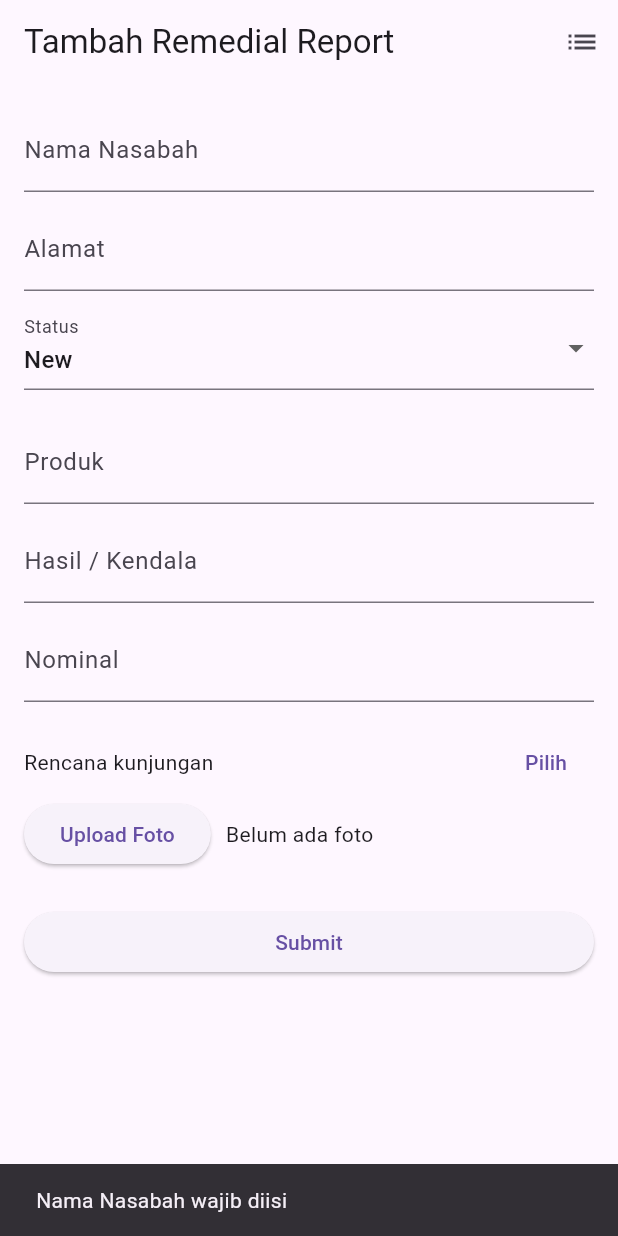
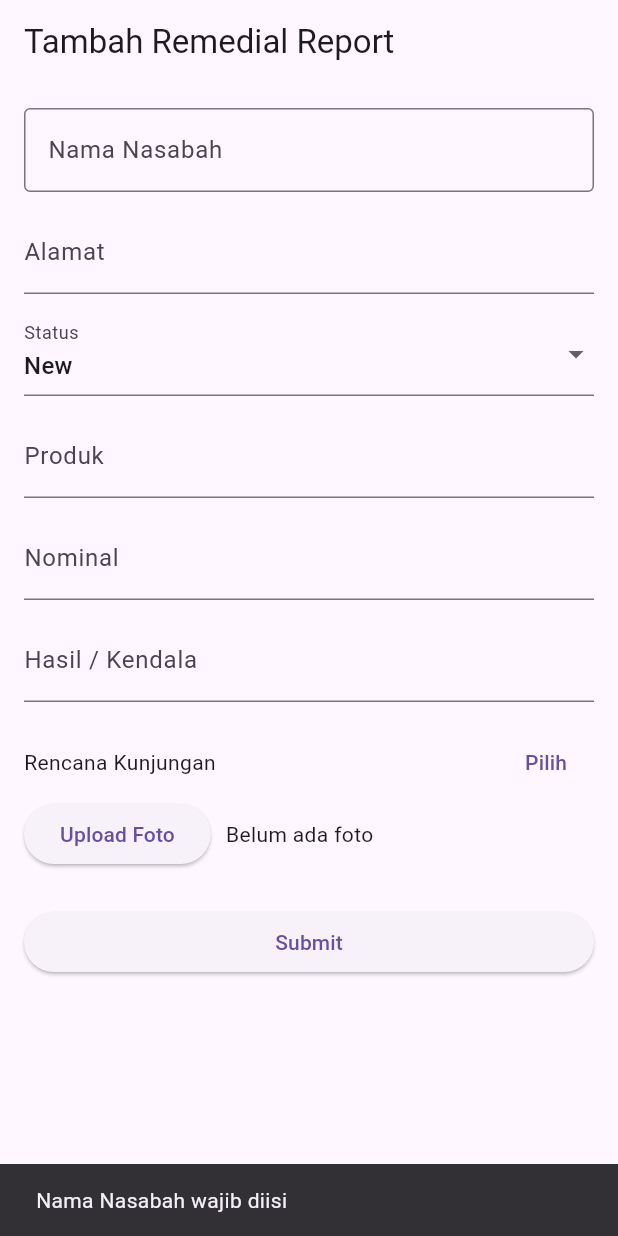
Before and after one commit to arfriyandri/daily_remedial_report, a Flutter app: the RemedialFormPage screen opened directly, after a tap on "Submit", on a phone screen of 412 x 824 dp. Run offline on Flutter 3.47's test engine with Material 3 defaults, Android fonts, the phone set to English and light mode, and no system bars; our stand-ins replace file_picker, image_picker, open_filex, share_plus, shared_preferences, sqflite; missing offline and left inert: excel, syncfusion_flutter_xlsio; accounts and stored records are empty.

Commit message:
fixing export and input

```diff
--- /dev/null
+++ b/lib/models/master_nasabah_model.dart
@@ -0,0 +1,35 @@
+class MasterNasabah {
+  final int? id;
+  final String nama;
+  final String alamat;
+  final String produk;
+  final String nominal;
+
+  MasterNasabah({
+    this.id,
+    required this.nama,
+    required this.alamat,
+    required this.produk,
+    required this.nominal,
+  });
+
+  Map<String, dynamic> toMap() {
+    return {
+      if (id != null) 'id': id,
+      'nama': nama,
+      'alamat': alamat,
+      'produk': produk,
+      'nominal': nominal,
+    };
+  }
+
+  factory MasterNasabah.fromMap(Map<String, dynamic> map) {
+    return MasterNasabah(
+      id: map['id'],
+      nama: map['nama'],
+      alamat: map['alamat'],
+      produk: map['produk'],
+      nominal: map['nominal'],
+    );
+  }
+}
--- a/lib/models/remedial_report_model.dart
+++ b/lib/models/remedial_report_model.dart
@@ -1,24 +1,28 @@
 class RemedialReport {
   final int? id;
 
-  final String namaRemedial;
+  // 🔑 IDENTITAS
+  final String namaRemedial; // petugas / user
   final String namaNasabah;
-  // final String usaha;
+
+  // 📄 DATA NASABAH
   final String alamat;
   final String nominal;
   final String status;
   final String produk;
   final String hasil;
 
+  // 🗓 TANGGAL
   final DateTime tanggalLaporan;
   final DateTime? rencanaKunjungan;
+
+  // 📷 FOTO
   final String? fotoPath;
 
   RemedialReport({
     this.id,
     required this.namaRemedial,
     required this.namaNasabah,
-    // required this.usaha,
     required this.alamat,
     required this.nominal,
     required this.status,
@@ -34,10 +38,9 @@ class RemedialReport {
   // ======================
   Map<String, dynamic> toMap() {
     return {
-      if (id != null) 'id': id,
+      'id': id,
       'namaRemedial': namaRemedial,
       'namaNasabah': namaNasabah,
-      // 'usaha': usaha,
       'alamat': alamat,
       'nominal': nominal,
       'status': status,
@@ -57,7 +60,6 @@ class RemedialReport {
       id: map['id'] as int?,
       namaRemedial: map['namaRemedial'] ?? '',
       namaNasabah: map['namaNasabah'] ?? '',
-      // usaha: map['usaha'] ?? '',
       alamat: map['alamat'] ?? '',
       nominal: map['nominal'] ?? '',
       status: map['status'] ?? '',
--- a/lib/pages/remedial_form_page.dart
+++ b/lib/pages/remedial_form_page.dart
@@ -7,12 +7,12 @@ import 'package:path/path.dart' as p;
 import 'package:shared_preferences/shared_preferences.dart';
 
 import '../models/remedial_report_model.dart';
+import '../models/master_nasabah_model.dart';
 import '../services/db_helper.dart';
 import 'remedial_list_page.dart';
 
 class RemedialFormPage extends StatefulWidget {
-  final RemedialReport? editData;
-  const RemedialFormPage({super.key, this.editData});
+  const RemedialFormPage({super.key});
 
   @override
   State<RemedialFormPage> createState() => _RemedialFormPageState();
@@ -20,13 +20,12 @@ class RemedialFormPage extends StatefulWidget {
 
 class _RemedialFormPageState extends State<RemedialFormPage> {
   final namaController = TextEditingController();
-  final usahaController = TextEditingController();
   final alamatController = TextEditingController();
   final nominalController = TextEditingController();
   final hasilController = TextEditingController();
+  final produkController = TextEditingController();
 
   String statusValue = 'New';
-  final produkController = TextEditingController();
   DateTime? rencanaKunjungan;
 
   File? foto;
@@ -35,9 +34,7 @@ class _RemedialFormPageState extends State<RemedialFormPage> {
   // =====================
   // SIMPAN FOTO PERMANEN
   // =====================
-  Future<String?> simpanFotoPermanen(File? foto) async {
-    if (foto == null) return null;
-
+  Future<String?> simpanFotoPermanen(File foto) async {
     final dir = await getApplicationDocumentsDirectory();
     final fileName =
         'foto_${DateTime.now().millisecondsSinceEpoch}${p.extension(foto.path)}';
@@ -67,51 +64,37 @@ class _RemedialFormPageState extends State<RemedialFormPage> {
   }
 
   // =====================
-  // SUBMIT DATA
+  // SUBMIT DATA (INSERT)
   // =====================
   Future<void> submitReport() async {
-    debugPrint('➡️ SUBMIT START');
-
-    try {
-      if (namaController.text.isEmpty) {
-        if (!mounted) return;
-        ScaffoldMessenger.of(context).showSnackBar(
-          const SnackBar(content: Text('Nama Nasabah wajib diisi')),
-        );
+    if (namaController.text.trim().isEmpty) {
+      ScaffoldMessenger.of(
+        context,
+      ).showSnackBar(const SnackBar(content: Text('Nama Nasabah wajib diisi')));
       return;
     }
 
     final prefs = await SharedPreferences.getInstance();
-      if (!mounted) return;
-
     final namaRemedial = prefs.getString('nama_remedial') ?? 'Unknown';
 
     String? fotoPath;
     if (foto != null) {
-        fotoPath = await simpanFotoPermanen(foto);
-        if (!mounted) return;
+      fotoPath = await simpanFotoPermanen(foto!);
     }
 
     final report = RemedialReport(
-        id: widget.editData?.id,
       namaRemedial: namaRemedial,
       namaNasabah: namaController.text,
-        // usaha: usahaController.text,
       alamat: alamatController.text,
       nominal: nominalController.text,
       status: statusValue,
       produk: produkController.text,
       hasil: hasilController.text,
-        tanggalLaporan: widget.editData?.tanggalLaporan ?? DateTime.now(),
       rencanaKunjungan: rencanaKunjungan,
       fotoPath: fotoPath,
     );
 
-      if (widget.editData == null) {
     await DBHelper.insert(report);
-      } else {
-        await DBHelper.update(report);
-      }
 
     if (!mounted) return;
 
@@ -119,63 +102,7 @@ class _RemedialFormPageState extends State<RemedialFormPage> {
       context,
     ).showSnackBar(const SnackBar(content: Text('Data berhasil disimpan')));
 
-      if (!mounted) return;
-
     Navigator.pushReplacement(
-        context,
-        MaterialPageRoute(builder: (_) => const RemedialListPage()),
-      );
-
-      debugPrint('✅ SUBMIT DONE');
-    } catch (e, s) {
-      debugPrint('❌ ERROR SUBMIT: $e');
-      debugPrint('$s');
-
-      if (!mounted) return;
-      ScaffoldMessenger.of(
-        context,
-      ).showSnackBar(SnackBar(content: Text('ERROR: $e')));
-    }
-  }
-
-  void resetForm() {
-    namaController.clear();
-    // usahaController.clear();
-    alamatController.clear();
-    nominalController.clear();
-    hasilController.clear();
-    produkController.clear();
-
-    setState(() {
-      statusValue = 'New';
-      rencanaKunjungan = null;
-      foto = null;
-    });
-  }
-
-  @override
-  void initState() {
-    super.initState();
-
-    if (widget.editData != null) {
-      final data = widget.editData!;
-      namaController.text = data.namaNasabah;
-      // usahaController.text = data.usaha;
-      alamatController.text = data.alamat;
-      nominalController.text = data.nominal;
-      hasilController.text = data.hasil;
-      statusValue = data.status;
-      produkController.text = data.produk;
-      rencanaKunjungan = data.rencanaKunjungan;
-
-      if (data.fotoPath != null) {
-        foto = File(data.fotoPath!);
-      }
-    }
-  }
-
-  void bukaList() {
-    Navigator.push(
       context,
       MaterialPageRoute(builder: (_) => const RemedialListPage()),
     );
@@ -183,34 +110,50 @@ class _RemedialFormPageState extends State<RemedialFormPage> {
 
   @override
   Widget build(BuildContext context) {
-    final isEdit = widget.editData != null;
-
     return Scaffold(
-      appBar: AppBar(
-        title: Text(isEdit ? 'Edit Remedial Report' : 'Tambah Remedial Report'),
-        actions: [
-          IconButton(icon: const Icon(Icons.list), onPressed: bukaList),
-        ],
-      ),
+      appBar: AppBar(title: const Text('Tambah Remedial Report')),
       body: SingleChildScrollView(
         padding: const EdgeInsets.all(16),
         child: Column(
           children: [
-            TextField(
-              controller: namaController,
-              decoration: const InputDecoration(labelText: 'Nama Nasabah'),
+            // =========================
+            // 🔍 AUTOCOMPLETE NASABAH
+            // =========================
+            Autocomplete<MasterNasabah>(
+              displayStringForOption: (e) => e.nama,
+              optionsBuilder: (value) async {
+                if (value.text.length < 2) {
+                  return const Iterable<MasterNasabah>.empty();
+                }
+                return await DBHelper.searchNasabah(value.text);
+              },
+              onSelected: (selected) {
+                namaController.text = selected.nama;
+                alamatController.text = selected.alamat;
+                nominalController.text = selected.nominal;
+                produkController.text = selected.produk;
+              },
+              fieldViewBuilder: (context, controller, focusNode, onSubmit) {
+                return TextField(
+                  controller: controller,
+                  focusNode: focusNode,
+                  decoration: const InputDecoration(
+                    labelText: 'Nama Nasabah',
+                    border: OutlineInputBorder(),
+                    hintText: 'Cari atau input manual',
                   ),
-            const SizedBox(height: 10),
-            // TextField(
-            //   controller: usahaController,
-            //   decoration: const InputDecoration(labelText: 'Usaha'),
-            // ),
-            // const SizedBox(height: 10),
+                  onChanged: (v) => namaController.text = v,
+                );
+              },
+            ),
+
+            const SizedBox(height: 12),
             TextField(
               controller: alamatController,
               decoration: const InputDecoration(labelText: 'Alamat'),
             ),
-            const SizedBox(height: 10),
+
+            const SizedBox(height: 12),
             DropdownButtonFormField(
               value: statusValue,
               items: const [
@@ -222,34 +165,23 @@ class _RemedialFormPageState extends State<RemedialFormPage> {
               decoration: const InputDecoration(labelText: 'Status'),
             ),
 
-            const SizedBox(height: 10),
-
-            // DropdownButtonFormField(
-            //   value: produkValue,
-            //   items: const [
-            //     DropdownMenuItem(value: 'Tabungan', child: Text('Tabungan')),
-            //     DropdownMenuItem(value: 'Deposito', child: Text('Deposito')),
-            //     DropdownMenuItem(value: 'Kredit', child: Text('Kredit')),
-            //   ],
-            //   onChanged: (v) => setState(() => produkValue = v!),
-            //   decoration: const InputDecoration(labelText: 'Produk'),
-            // ),
-            const SizedBox(height: 10),
+            const SizedBox(height: 12),
             TextField(
               controller: produkController,
               decoration: const InputDecoration(labelText: 'Produk'),
             ),
 
-            const SizedBox(height: 10),
-            TextField(
-              controller: hasilController,
-              decoration: const InputDecoration(labelText: 'Hasil / Kendala'),
-            ),
-            const SizedBox(height: 10),
+            const SizedBox(height: 12),
             TextField(
               controller: nominalController,
               keyboardType: TextInputType.number,
               decoration: const InputDecoration(labelText: 'Nominal'),
+            ),
+
+            const SizedBox(height: 12),
+            TextField(
+              controller: hasilController,
+              decoration: const InputDecoration(labelText: 'Hasil / Kendala'),
             ),
 
             const SizedBox(height: 16),
@@ -258,7 +190,7 @@ class _RemedialFormPageState extends State<RemedialFormPage> {
                 Expanded(
                   child: Text(
                     rencanaKunjungan == null
-                        ? 'Rencana kunjungan'
+                        ? 'Rencana Kunjungan'
                         : DateFormat('dd/MM/yyyy').format(rencanaKunjungan!),
                   ),
                 ),
@@ -285,7 +217,7 @@ class _RemedialFormPageState extends State<RemedialFormPage> {
               width: double.infinity,
               child: ElevatedButton(
                 onPressed: submitReport,
-                child: Text(isEdit ? 'Update' : 'Submit'),
+                child: const Text('Submit'),
               ),
             ),
           ],
--- a/pubspec.yaml
+++ b/pubspec.yaml
@@ -32,8 +32,9 @@ dependencies:
     sdk: flutter
 
   intl: ^0.19.0
+  file_picker: ^8.0.0
   image_picker: ^1.0.7
-  excel: ^2.1.0
+  excel: ^4.0.1
   sqflite: ^2.3.0
   sqflite_common_ffi: ^2.3.0
   shared_preferences: ^2.2.2
```
Also changed, not shown: lib/pages/remedial_edit_page.dart (+115 -79 lines), lib/pages/remedial_list_page.dart (+23 -6 lines), lib/services/db_helper.dart (+31 -11 lines), lib/services/excel_import_service.dart (added, +46 -0 lines), pubspec.lock, 3 other files. Lines whose indentation alone changed are shown as unchanged.
